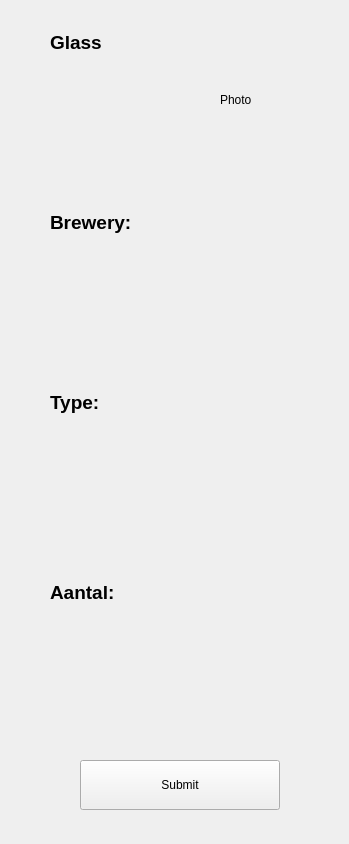
Before: the Qt Designer form UI/Addition.ui in Pecako2001/BrewingGlass, drawn with Qt 5.
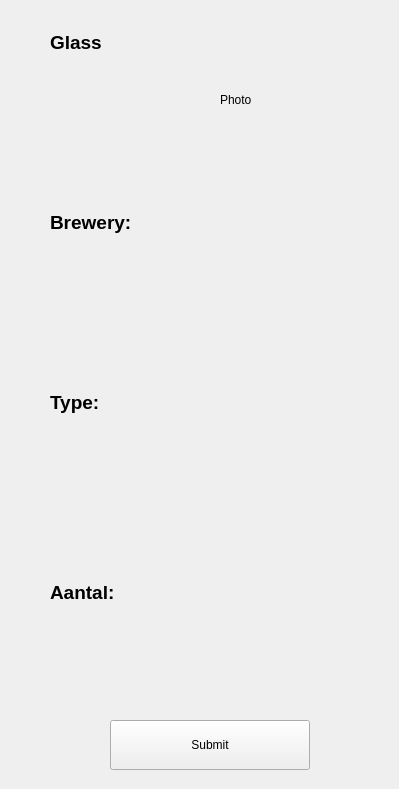
After: the same form once the commit is applied.

```diff
--- a/UI/Addition.ui
+++ b/UI/Addition.ui
@@ -6,8 +6,8 @@
    <rect>
     <x>0</x>
     <y>0</y>
-    <width>349</width>
-    <height>844</height>
+    <width>399</width>
+    <height>789</height>
    </rect>
   </property>
   <property name="windowTitle">
@@ -18,8 +18,8 @@
     <rect>
      <x>0</x>
      <y>0</y>
-     <width>349</width>
-     <height>844</height>
+     <width>399</width>
+     <height>789</height>
     </rect>
    </property>
    <property name="text">
@@ -29,8 +29,8 @@
   <widget class="QPushButton" name="Submit">
    <property name="geometry">
     <rect>
-     <x>80</x>
-     <y>760</y>
+     <x>110</x>
+     <y>720</y>
      <width>200</width>
      <height>50</height>
     </rect>
```
